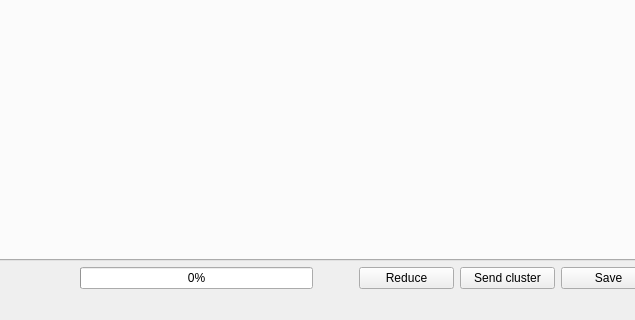
The window that scripts/Interface/ui/reduction_main.ui (mantidproject/mantid) describes before a commit, drawn with Qt 5; both pictures show x 296 to 931 and y 669 to 989 of the 1062 by 989 pixel window.
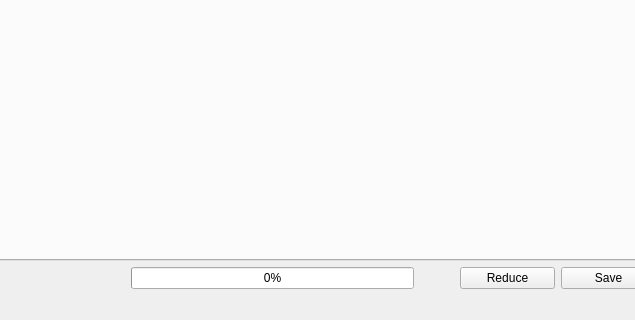
The same window after the commit.

Commit message: Refs #22950. Removed some widgets and methods related to cluster.

Patch:
```diff
--- a/scripts/Interface/ui/reduction_main.ui
+++ b/scripts/Interface/ui/reduction_main.ui
@@ -125,22 +125,6 @@
         </property>
        </widget>
       </item>
-      <item>
-       <widget class="QPushButton" name="cluster_button">
-        <property name="minimumSize">
-         <size>
-          <width>95</width>
-          <height>0</height>
-         </size>
-        </property>
-        <property name="toolTip">
-         <string>Click to send the reduction job to a remote compute resource</string>
-        </property>
-        <property name="text">
-         <string>Send cluster</string>
-        </property>
-       </widget>
-      </item>
       <item>
        <widget class="QPushButton" name="save_button">
         <property name="enabled">
```
Left out of the diff: 2 changed lines with no effect on the pictures. The commit also changes 7 other files.
